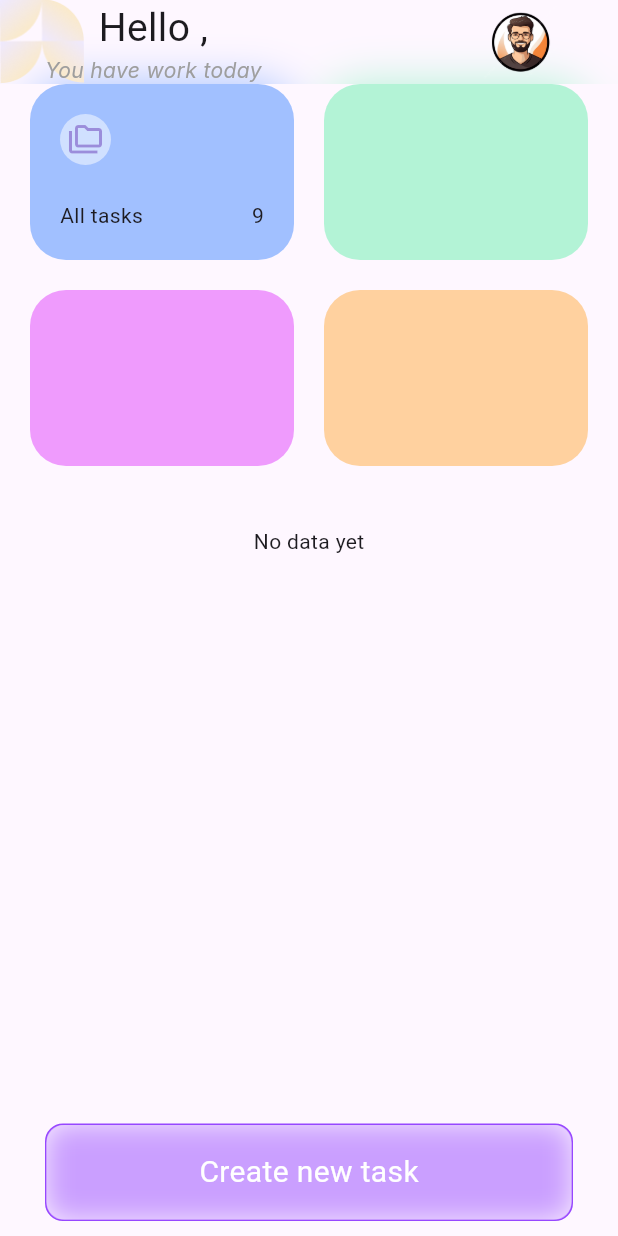
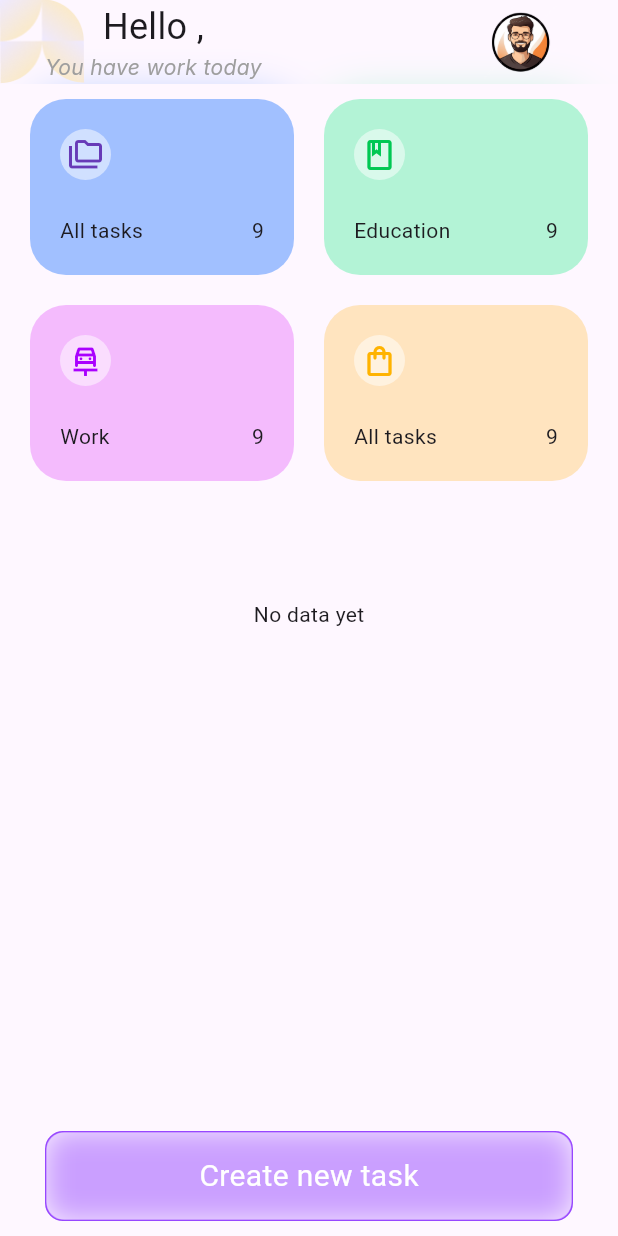
Before and after one commit to SormSophat04/assignment, a Flutter app: the HomePage screen opened directly, on a phone screen of 412 x 824 dp. Run offline on Flutter 3.47's test engine with Material 3 defaults, Android fonts, the phone set to English and light mode, and no system bars; our stand-ins replace cloud_firestore, firebase_auth, firebase_core, flutter_riverpod, flutter_slidable, flutter_svg; accounts and stored records are empty.

Commit message:
task screen added

```diff
--- a/lib/components/custom_app_bar.dart
+++ b/lib/components/custom_app_bar.dart
@@ -33,7 +33,7 @@ class CustomAppBar extends StatelessWidget implements PreferredSize {
                   children: [
                     Text(
                       "Hello ${userName},",
-                      style: const TextStyle(fontSize: 26),
+                      style: const TextStyle(fontSize: 24),
                     ),
                     const Text(
                       "You have work today",
--- a/lib/views/home_page.dart
+++ b/lib/views/home_page.dart
@@ -54,68 +54,17 @@ class _HomePageState extends State<HomePage> {
       body: SingleChildScrollView(
         child: Column(
           children: [
-            // Container(
-            //   width: double.infinity,
-            //   height: 100,
-            //   decoration: const BoxDecoration(
-            //     // color: Colors.amber,
-            //     image: DecorationImage(
-            //       alignment: Alignment(-1, 0),
-            //       fit: BoxFit.fitHeight,
-            //       image: AssetImage("assets/icons/bgf.png"),
-            //     ),
-            //   ),
-            //   child: Padding(
-            //     padding: const EdgeInsets.only(left: 30, right: 15),
-            //     child: Row(
-            //       mainAxisAlignment: MainAxisAlignment.spaceBetween,
-            //       children: [
-            //         Column(
-            //           mainAxisAlignment: MainAxisAlignment.center,
-            //           children: [
-            //             Text(
-            //               "Hello $userName,",
-            //               style: const TextStyle(fontSize: 26),
-            //             ),
-            //             const Text(
-            //               "You have work today",
-            //               style: TextStyle(
-            //                   fontFamily: "inter", color: Colors.grey),
-            //             ),
-            //           ],
-            //         ),
-            //         GestureDetector(
-            //           onTap: () => Navigator.push(
-            //             context,
-            //             MaterialPageRoute(
-            //               builder: (context) => const ProfilePage(),
-            //             ),
-            //           ),
-            //           child: const Hero(
-            //             tag: "users_tag",
-            //             child: Image(
-            //               image: AssetImage(
-            //                 "assets/images/users.png",
-            //               ),
-            //               width: 100,
-            //             ),
-            //           ),
-            //         ),
-            //       ],
-            //     ),
-            //   ),
-            // ),
-
             //Category=====================================
             Container(
               width: double.infinity,
-              height: MediaQuery.of(context).size.width/1.5 + AppBar().preferredSize.height + 20,
-              padding: const EdgeInsets.symmetric(horizontal: 20),
+              height: MediaQuery.of(context).size.width / 1.2 +
+                  AppBar().preferredSize.height,
+
+              padding: const EdgeInsets.symmetric(horizontal: 20, vertical: 10),
               child: Center(
                 child: GridView(
                   physics: const NeverScrollableScrollPhysics(),
-                  gridDelegate:
-                      const SliverGridDelegateWithFixedCrossAxisCount(
+                  gridDelegate: const SliverGridDelegateWithFixedCrossAxisCount(
                       crossAxisCount: 2,
                       childAspectRatio: 1.5,
                       crossAxisSpacing: 20,
@@ -136,9 +85,9 @@ class _HomePageState extends State<HomePage> {
                             decoration: BoxDecoration(
                                 shape: BoxShape.circle,
                                 color: Colors.white.withOpacity(0.5)),
-                            child: Icon(
+                            child: const Icon(
                               Icons.folder_copy_outlined,
-                              color: Colors.deepPurple.withOpacity(0.5),
+                              color: Colors.deepPurple,
                             ),
                           ),
                           const Row(
@@ -149,23 +98,86 @@ class _HomePageState extends State<HomePage> {
                       ),
                     ),
                     Container(
+                      padding: const EdgeInsets.all(20),
                       decoration: BoxDecoration(
                         borderRadius: BorderRadius.circular(24),
-                        color: Colors.greenAccent.withOpacity(0.5),
+                        color: Colors.greenAccent.shade200.withOpacity(0.5),
+                      ),
+                      child: Column(
+                        crossAxisAlignment: CrossAxisAlignment.start,
+                        mainAxisAlignment: MainAxisAlignment.spaceBetween,
+                        children: [
+                          Container(
+                            padding: const EdgeInsets.all(5),
+                            decoration: BoxDecoration(
+                                shape: BoxShape.circle,
+                                color: Colors.white.withOpacity(0.5)),
+                            child: Icon(
+                              Icons.book_outlined,
+                              color: Colors.greenAccent.shade700,
+                            ),
+                          ),
+                          const Row(
+                            mainAxisAlignment: MainAxisAlignment.spaceBetween,
+                            children: [Text("Education"), Text("9")],
+                          )
+                        ],
                       ),
                     ),
                     Container(
+                      padding: const EdgeInsets.all(20),
                       decoration: BoxDecoration(
                         borderRadius: BorderRadius.circular(24),
-                        color: Colors.purpleAccent.withOpacity(0.5),
+                        color: Colors.purpleAccent.shade100.withOpacity(0.5),
+                      ),
+                      child: Column(
+                        crossAxisAlignment: CrossAxisAlignment.start,
+                        mainAxisAlignment: MainAxisAlignment.spaceBetween,
+                        children: [
+                          Container(
+                            padding: const EdgeInsets.all(5),
+                            decoration: BoxDecoration(
+                                shape: BoxShape.circle,
+                                color: Colors.white.withOpacity(0.5)),
+                            child: Icon(
+                              Icons.car_repair_outlined,
+                              color: Colors.purpleAccent.shade700,
+                            ),
+                          ),
+                          const Row(
+                            mainAxisAlignment: MainAxisAlignment.spaceBetween,
+                            children: [Text("Work"), Text("9")],
+                          )
+                        ],
                       ),
                     ),
                     Container(
+                      padding: const EdgeInsets.all(20),
                       decoration: BoxDecoration(
                         borderRadius: BorderRadius.circular(24),
-                        color: Colors.orangeAccent.withOpacity(0.5),
+                        color: Colors.orangeAccent.shade100.withOpacity(0.5),
                       ),
+                      child: Column(
+                        crossAxisAlignment: CrossAxisAlignment.start,
+                        mainAxisAlignment: MainAxisAlignment.spaceBetween,
+                        children: [
+                          Container(
+                            padding: const EdgeInsets.all(5),
+                            decoration: BoxDecoration(
+                                shape: BoxShape.circle,
+                                color: Colors.white.withOpacity(0.5)),
+                            child: Icon(
+                              Icons.shopping_bag_outlined,
+                              color: Colors.amber.shade600,
+                            ),
+                          ),
+                          const Row(
+                            mainAxisAlignment: MainAxisAlignment.spaceBetween,
+                            children: [Text("All tasks"), Text("9")],
                           )
+                        ],
+                      ),
+                    ),
                   ],
                 ),
               ),
@@ -197,12 +209,18 @@ class _HomePageState extends State<HomePage> {
                         items.length,
                         (index) => Slidable(
                             startActionPane: ActionPane(
-                          motion: DrawerMotion(),
+                              motion: const DrawerMotion(),
                               children: [
                                 SlidableAction(
-                              label:items[index].get("done") ? "Remove" : "complete" ,
-                              foregroundColor: items[index].get("done") ? Colors.redAccent : Colors.greenAccent[700],
-                              backgroundColor: items[index].get("done") ? Colors.redAccent.withOpacity(0.2) : Colors.greenAccent.withOpacity(0.2),
+                                  label: items[index].get("done")
+                                      ? "Remove"
+                                      : "Complete",
+                                  foregroundColor: items[index].get("done")
+                                      ? Colors.redAccent
+                                      : Colors.greenAccent[700],
+                                  backgroundColor: items[index].get("done")
+                                      ? Colors.redAccent.withOpacity(0.2)
+                                      : Colors.greenAccent.withOpacity(0.2),
                                   icon: items[index].get("done")
                                       ? Icons.remove_circle_outline_rounded
                                       : Icons.check_rounded,
@@ -214,7 +232,13 @@ class _HomePageState extends State<HomePage> {
                               name: items[index].get("name"),
                               done: items[index].get("done"),
                             )),
-                  ) + [Slidable(child: SizedBox(height: 100,))],
+                      ) +
+                      [
+                        const Slidable(
+                            child: SizedBox(
+                          height: 100,
+                        ))
+                      ],
                 );
                 // );
               },
@@ -229,20 +253,21 @@ class _HomePageState extends State<HomePage> {
           context,
           MaterialPageRoute(
             builder: (context) => const CreateTaskPage(),
-            )),
+          ),
+        ),
         child: Container(
-          margin: EdgeInsets.symmetric(horizontal: 30 , vertical: 10),
+          margin: const EdgeInsets.symmetric(horizontal: 30, vertical: 10),
           width: 400,
-          height: 65,
+          height: 60,
           decoration: BoxDecoration(
-            border: Border.all(color:Color(0xFF9747FF) ),
+            border: Border.all(color: const Color(0xFF9747FF)),
             borderRadius: BorderRadius.circular(12),
             color: const Color(0xFF9747FF).withOpacity(0.5),
           ),
           child: ClipRRect(
             borderRadius: BorderRadius.circular(12),
             child: BackdropFilter(
-              filter: ImageFilter.blur(sigmaY: 10 , sigmaX: 10),
+              filter: ImageFilter.blur(sigmaY: 10, sigmaX: 10),
               child: const Center(
                 child: Text(
                   "Create new task",
```
Also changed, not shown: lib/components/task_widget.dart (+6 -1 lines), lib/views/edit_task_page.dart (added, +242 -0 lines). Lines whose indentation alone changed are shown as unchanged.
